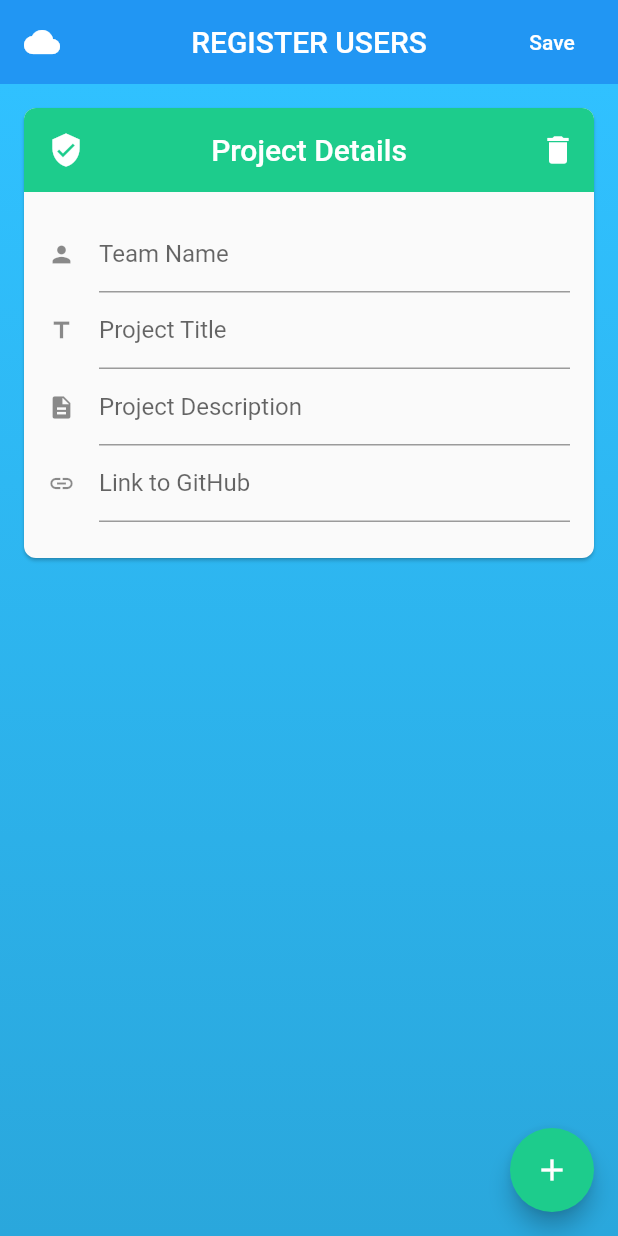
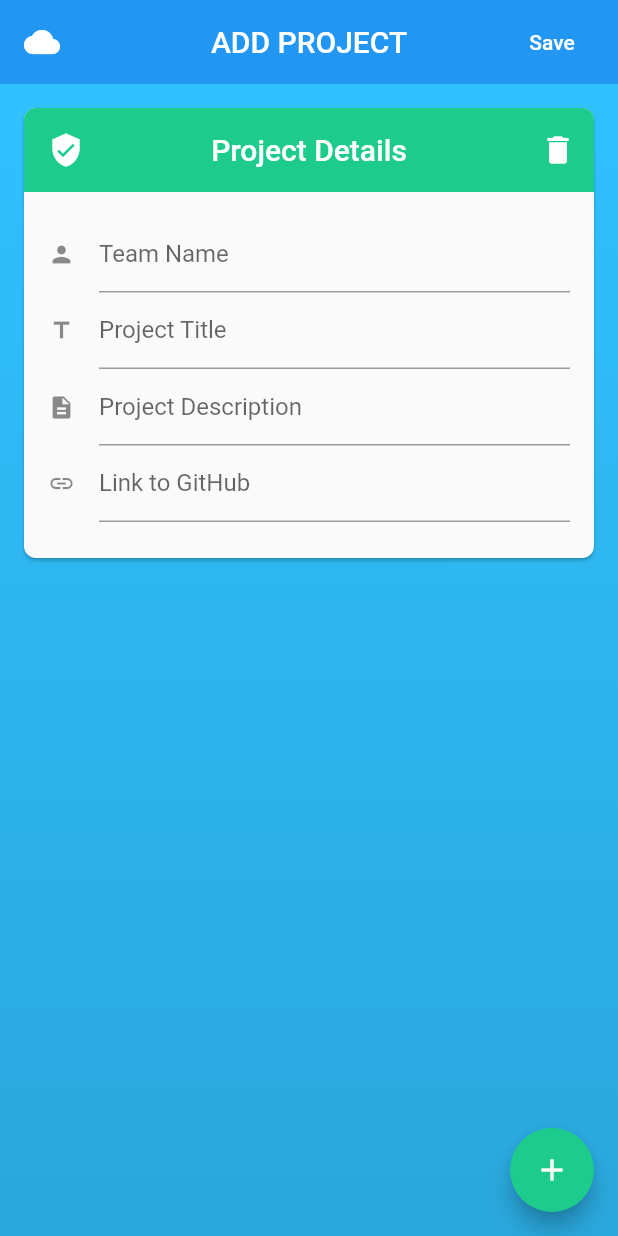
Before and after one commit to tetradodeca/flutter_hackathon, a Flutter app: the screen it shows after launch, after a tap on the "add" icon, on a phone screen of 412 x 824 dp. Run offline on Flutter 3.47's test engine with Material 2 defaults, Android fonts, the light colour scheme and no system bars.

Commit message:
rename variables

```diff
--- a/lib/multi_form.dart
+++ b/lib/multi_form.dart
@@ -9,7 +9,7 @@ class MultiForm extends StatefulWidget {
 }
 
 class _MultiFormState extends State<MultiForm> {
-  List<ProjectForm> users = [];
+  List<ProjectForm> projects = [];
 
   @override
   Widget build(BuildContext context) {
@@ -19,7 +19,7 @@ class _MultiFormState extends State<MultiForm> {
         leading: Icon(
           Icons.wb_cloudy,
         ),
-        title: Text('REGISTER USERS'),
+        title: Text('ADD PROJECT'),
         actions: <Widget>[
           FlatButton(
             child: Text('Save'),
@@ -39,7 +39,7 @@ class _MultiFormState extends State<MultiForm> {
             end: Alignment.bottomCenter,
           ),
         ),
-        child: users.length <= 0
+        child: projects.length <= 0
             ? Center(
                 child: EmptyState(
                   title: 'Oops',
@@ -48,8 +48,8 @@ class _MultiFormState extends State<MultiForm> {
               )
             : ListView.builder(
                 addAutomaticKeepAlives: true,
-                itemCount: users.length,
-                itemBuilder: (_, i) => users[i],
+                itemCount: projects.length,
+                itemBuilder: (_, i) => projects[i],
               ),
       ),
       floatingActionButton: FloatingActionButton(
@@ -63,11 +63,11 @@ class _MultiFormState extends State<MultiForm> {
   ///on form user deleted
   void onDelete(Project _user) {
     setState(() {
-      var find = users.firstWhere(
+      var find = projects.firstWhere(
         (it) => it.project == _user,
         orElse: () => null,
       );
-      if (find != null) users.removeAt(users.indexOf(find));
+      if (find != null) projects.removeAt(projects.indexOf(find));
     });
   }
 
@@ -75,7 +75,7 @@ class _MultiFormState extends State<MultiForm> {
   void onAddForm() {
     setState(() {
       var _user = Project();
-      users.add(ProjectForm(
+      projects.add(ProjectForm(
         project: _user,
         onDelete: () => onDelete(_user),
       ));
@@ -84,18 +84,18 @@ class _MultiFormState extends State<MultiForm> {
 
   ///on save forms
   void onSave() {
-    if (users.length > 0) {
+    if (projects.length > 0) {
       var allValid = true;
-      users.forEach((form) => allValid = allValid && form.isValid());
+      projects.forEach((form) => allValid = allValid && form.isValid());
       if (allValid) {
-        var data = users.map((it) => it.project).toList();
+        var data = projects.map((it) => it.project).toList();
         Navigator.push(
           context,
           MaterialPageRoute(
             fullscreenDialog: true,
             builder: (_) => Scaffold(
                   appBar: AppBar(
-                    title: Text('List of Users'),
+                    title: Text('List of Projects'),
                   ),
                   body: ListView.builder(
                     itemCount: data.length,
```
